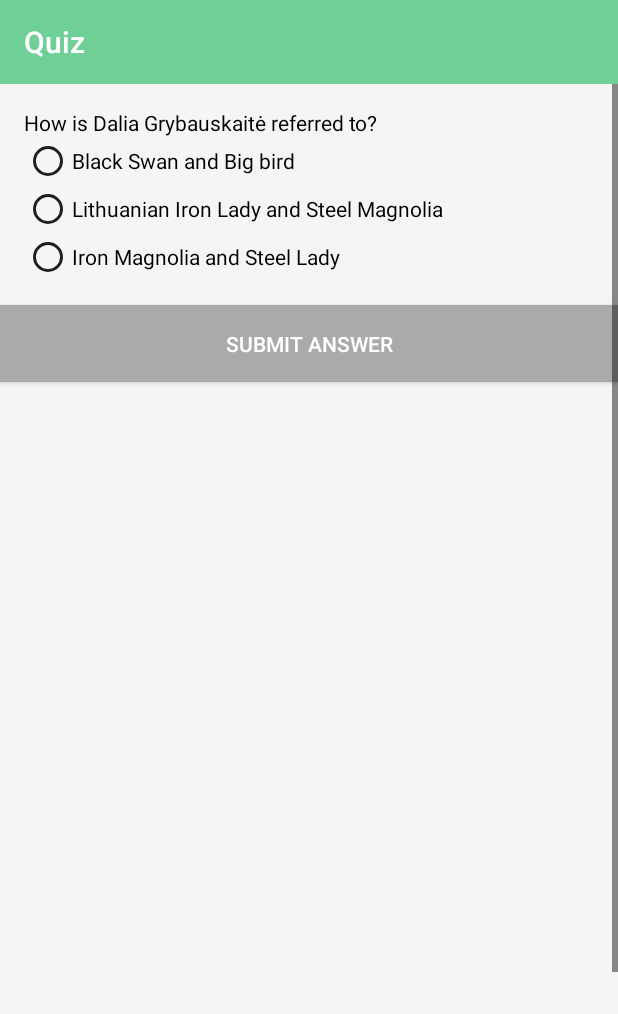
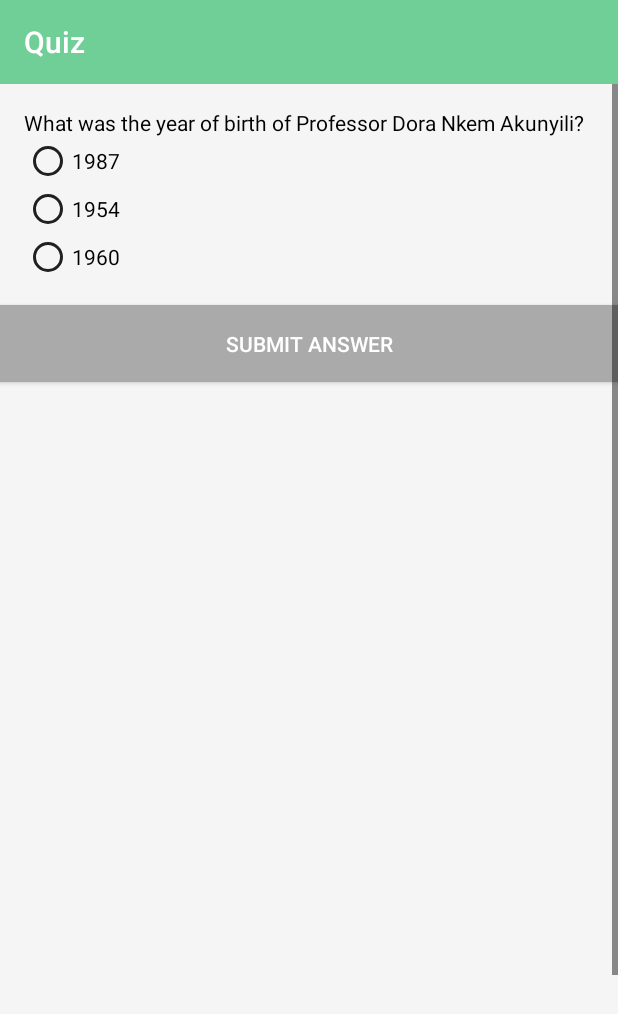
Before and after one commit to MalgoskaBou/famous_women, an Android app: the QuizActivity screen opened directly, with no data from a screen before it, on a phone screen of 412 x 824 dp. Shown: the top 1014 px of the screen. Run offline under Robolectric (Android 15) with nearby library versions, the phone set to English and light mode, and no system bars.

Commit message:
Initial commit from organisation repo, to add famous woman to list

```diff
--- a/app/src/main/java/com/example/android/miwok/QuizActivity.java
+++ b/app/src/main/java/com/example/android/miwok/QuizActivity.java
@@ -129,6 +129,8 @@ import java.util.HashMap;
                 questions.add(new QuizQuestion(R.string.question11, R.string.answer11_1, R.string.answer11_2, R.string.answer11_3, 3));
                 questions.add(new QuizQuestion(R.string.question12, R.string.answer12_1, R.string.answer12_2, R.string.answer12_3, 2));
                 questions.add(new QuizQuestion(R.string.question13, R.string.answer13_1, R.string.answer13_2, R.string.answer13_3, 2));
+                questions.add(new QuizQuestion(R.string.question15, R.string.answer15_1, R.string.answer15_2, R.string.answer15_3, 1));
+                questions.add(new QuizQuestion(R.string.question16, R.string.answer16_1, R.string.answer16_2, R.string.answer16_3, 2));
                 //questions.add(new QuizQuestion(R.string.question14, R.string.answer14_1, R.string.answer14_2, R.string.answer14_3, 2));
                 // Randomized questions
                 Collections.shuffle(questions);
--- a/app/src/main/java/com/example/android/miwok/WomenArrayList.java
+++ b/app/src/main/java/com/example/android/miwok/WomenArrayList.java
@@ -39,5 +39,7 @@ public class WomenArrayList {
                 R.drawable.ilhan_listing, R.drawable.ilhan_flag, R.drawable.ilhan_portrait));
         women.add(new Woman(R.string.valentina, R.string.valentina_profession, R.string.body_details_description_valentina,
                 R.drawable.valentina_tereshkova_listimg, R.drawable.russia_flag, R.drawable.valentina_portrait));
+        women.add(new Woman(R.string.prof_dora, R.string.prof_dora_profession, R.string.body_details_descriprion_prof_dora,
+                R.drawable.dora_akunyili_listimg, R.drawable.dora_nigeria_flag, R.drawable.dora_portrait));
     }
 }
--- a/app/src/main/res/values/strings.xml
+++ b/app/src/main/res/values/strings.xml
@@ -36,6 +36,7 @@
     <string name="irena">Irena Sendler</string>
     <string name="ilhan">Ilhan Omar</string>
     <string name="valentina">Valentina Tereshkova</string>
+    <string name="prof_dora">Professor Dora Nkem Akunyili</string>
     <string name="name10"> </string>
 
     <!--Persons proffesion -->
@@ -52,6 +53,7 @@
     <string name="irena_profession">Social Worker</string>
     <string name="ilhan_profession">Politician</string>
     <string name="valentina_profession">Cosmonaut</string>
+    <string name="prof_dora_profession">Pharmacist</string>
     <string name="profession10"> </string>
 
     <!--Details page subheader -->
@@ -268,6 +270,14 @@
         Elena later went on to become a medical doctor. Tereshkova and Nikolayev divorced in 1980.
     </string>
 
+    <string name="body_details_descriprion_prof_dora"> Professor Dora Nkem Akunyili (14 July 1954 – 7 June 2014) was the Director General of National Agency for Food and Drug Administration and Control (NAFDAC)
+        \nof Nigeria and Nigerian Minister of Information and Communications from 2008 to 2010. She was a pharmacist and governmental administrator who gained international recognition and won several
+        \nawards for her work in pharmacology, public health and human rights. Following her appointment as the Director General of NAFDAC in April 2001, Akunyili established as a top priority the
+        \neradication of counterfeit drugs and unsafe food. Before her assumption of office in NAFDAC, fake and substandard foods and drugs were sold in Nigeria without any form of regulation.
+        \nShe was disheartened that so many of her countrymen and women were fighting killer diseases like malaria and tuberculosis with little more than sugar syrup and chalk tablets,
+        \ncynically packaged to look like the real drugs." Although Akunyili faced considerable risk to her personal safety in her fight to combat the issue of fake drugs, she was persistent and things turned around for the better.
+        \n(Sources: https://en.wikipedia.org/wiki/Dora_Akunyili; https://web.archive.org/web/20060507083714/http://www.kwenu.com/moesmemo/moe2004/dora_danger.htm) </string>
+
 
     <!--Menu Options -->
 
@@ -366,6 +376,19 @@
     <string name="answer14_3">63</string>
     <string name="search_hint">Name of Women</string>
 
+    <!--Question 15-->
+    <string name="question15">What is the country of origin of Professor Dora Nkem Akunyili?</string>
+    <string name="answer15_1">Nigeria</string>
+    <string name="answer15_2">Togo</string>
+    <string name="answer15_3">South Africa</string>
+
+    <!--Question 16-->
+    <string name="question16">What was the year of birth of Professor Dora Nkem Akunyili?</string>
+    <string name="answer16_1">1987</string>
+    <string name="answer16_2">1954</string>
+    <string name="answer16_3">1960</string>
+
+
     <!--About screen-->
     <string name="about_description">The Famous Women app contains interesting info and little quiz about different Famous Woman on the Earth.\n\nThis application was created as part of the UDACITY course - Google Developer Challenge Scholarship - Only by Ladies.\n\nApp was created on the initiative of MalgoskaG  https://github.com/MalgoskaG</string>
     <string name="about_contributions">All Contributors: https://github.com/MalgoskaG/famous_women/graphs/contributors</string>
```
Also changed, not shown: app/src/main/res/drawable-xxhdpi/dora_akunyili_listimg.jpg (added), app/src/main/res/drawable-xxhdpi/dora_nigeria_flag.jpg (added), app/src/main/res/drawable-xxxhdpi/dora_portrait.jpg (added).
